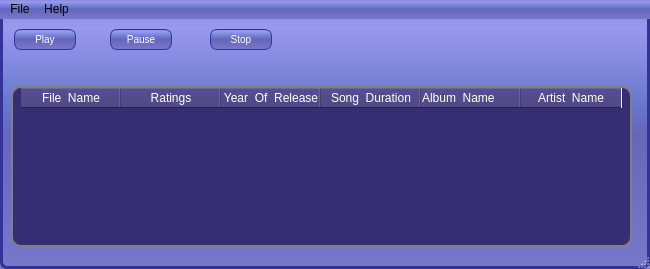
Old version of the form mainwindow.ui in the repository saurabhsood91/Music-Player.
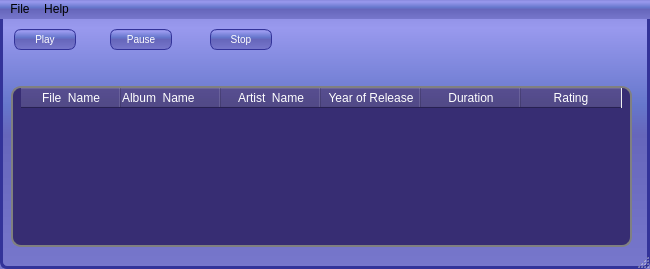
New version of the form. Icons and pictures are not drawn. Custom widgets are drawn as their Qt base class.

```diff
--- a/mainwindow.ui
+++ b/mainwindow.ui
@@ -182,21 +182,6 @@
       </font>
      </property>
     </column>
-    <column>
-     <property name="text">
-      <string>Ratings</string>
-     </property>
-    </column>
-    <column>
-     <property name="text">
-      <string>Year  Of  Release</string>
-     </property>
-    </column>
-    <column>
-     <property name="text">
-      <string>Song  Duration</string>
-     </property>
-    </column>
     <column>
      <property name="text">
       <string>Album  Name</string>
@@ -210,6 +195,21 @@
       <string>Artist  Name</string>
      </property>
     </column>
+    <column>
+     <property name="text">
+      <string>Year of Release</string>
+     </property>
+    </column>
+    <column>
+     <property name="text">
+      <string>Duration</string>
+     </property>
+    </column>
+    <column>
+     <property name="text">
+      <string>Rating</string>
+     </property>
+    </column>
    </widget>
    <widget class="Phonon::VolumeSlider" name="volumeSlider">
     <property name="geometry">
```
Left out of the diff: 2 changed lines with no effect on the pictures.
